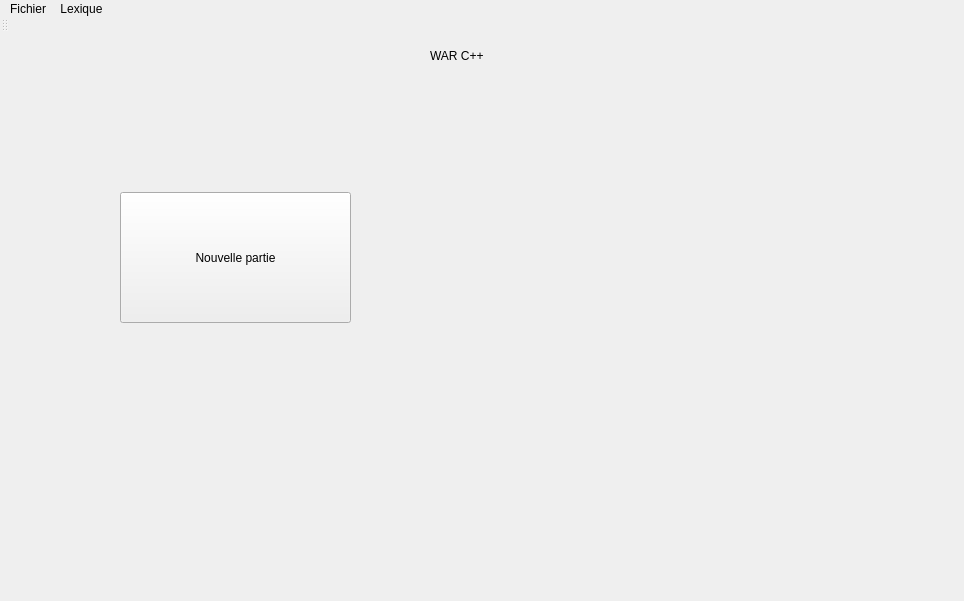
Old version of the form warCPP/mainwindow.ui in the repository jcambray/ProjetWarCPP.
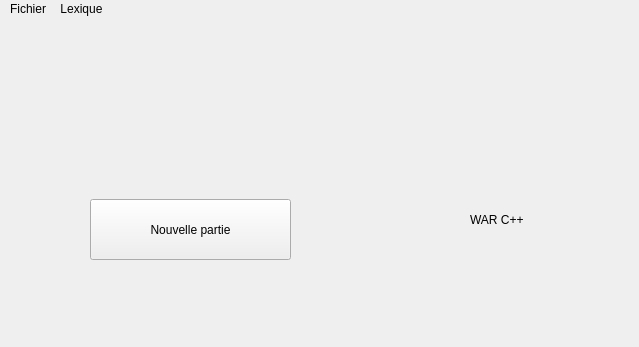
New version of the form. Icons and pictures are not drawn.

```diff
--- a/warCPP/mainwindow.ui
+++ b/warCPP/mainwindow.ui
@@ -6,8 +6,8 @@
    <rect>
     <x>0</x>
     <y>0</y>
-    <width>964</width>
-    <height>601</height>
+    <width>639</width>
+    <height>347</height>
    </rect>
   </property>
   <property name="windowTitle">
@@ -23,13 +23,13 @@
 </string>
   </property>
   <widget class="QWidget" name="centralWidget">
-   <widget class="QLabel" name="label">
+   <widget class="QLabel" name="Titre">
     <property name="geometry">
      <rect>
-      <x>430</x>
-      <y>10</y>
-      <width>93</width>
-      <height>27</height>
+      <x>470</x>
+      <y>180</y>
+      <width>101</width>
+      <height>41</height>
      </rect>
     </property>
     <property name="styleSheet">
@@ -44,26 +44,70 @@
    <widget class="QPushButton" name="btnLaunch">
     <property name="geometry">
      <rect>
-      <x>120</x>
-      <y>160</y>
-      <width>231</width>
-      <height>131</height>
+      <x>90</x>
+      <y>180</y>
+      <width>201</width>
+      <height>61</height>
      </rect>
     </property>
+    <property name="styleSheet">
+     <string notr="true">font: 75 italic 24pt &quot;Brush Script MT&quot;;
+background-image: url(:/fond/images/nouvelle_partie.jpg);</string>
+    </property>
     <property name="text">
      <string>Nouvelle partie</string>
     </property>
    </widget>
+   <widget class="QLabel" name="Titre_2">
+    <property name="geometry">
+     <rect>
+      <x>410</x>
+      <y>100</y>
+      <width>231</width>
+      <height>221</height>
+     </rect>
+    </property>
+    <property name="styleSheet">
+     <string notr="true">font: italic 16pt &quot;Sylfaen&quot;;
+background-image: url(:/fond/images/panneau.png);</string>
+    </property>
+    <property name="text">
+     <string/>
+    </property>
+   </widget>
+   <widget class="QLabel" name="label">
+    <property name="geometry">
+     <rect>
+      <x>0</x>
+      <y>0</y>
+      <width>641</width>
+      <height>321</height>
+     </rect>
+    </property>
+    <property name="styleSheet">
+     <string notr="true">background-image: url(:/fond/Lexique);</string>
+    </property>
+    <property name="text">
+     <string/>
+    </property>
+   </widget>
+   <zorder>label</zorder>
+   <zorder>Titre_2</zorder>
+   <zorder>btnLaunch</zorder>
+   <zorder>Titre</zorder>
   </widget>
   <widget class="QMenuBar" name="menuBar">
    <property name="geometry">
     <rect>
      <x>0</x>
      <y>0</y>
-     <width>964</width>
+     <width>639</width>
      <height>28</height>
     </rect>
    </property>
+   <property name="autoFillBackground">
+    <bool>false</bool>
+   </property>
    <widget class="QMenu" name="menuFichier">
     <property name="title">
      <string>Fichier</string>
@@ -84,15 +128,6 @@
    <addaction name="menuFichier"/>
    <addaction name="menuLexique"/>
   </widget>
-  <widget class="QToolBar" name="mainToolBar">
-   <attribute name="toolBarArea">
-    <enum>TopToolBarArea</enum>
-   </attribute>
-   <attribute name="toolBarBreak">
-    <bool>false</bool>
-   </attribute>
-  </widget>
-  <widget class="QStatusBar" name="statusBar"/>
   <action name="actionNouvelle_Partie">
    <property name="text">
     <string>Nouvelle Partie</string>
```
Left out of the diff: 3 changed lines with no effect on the pictures.
